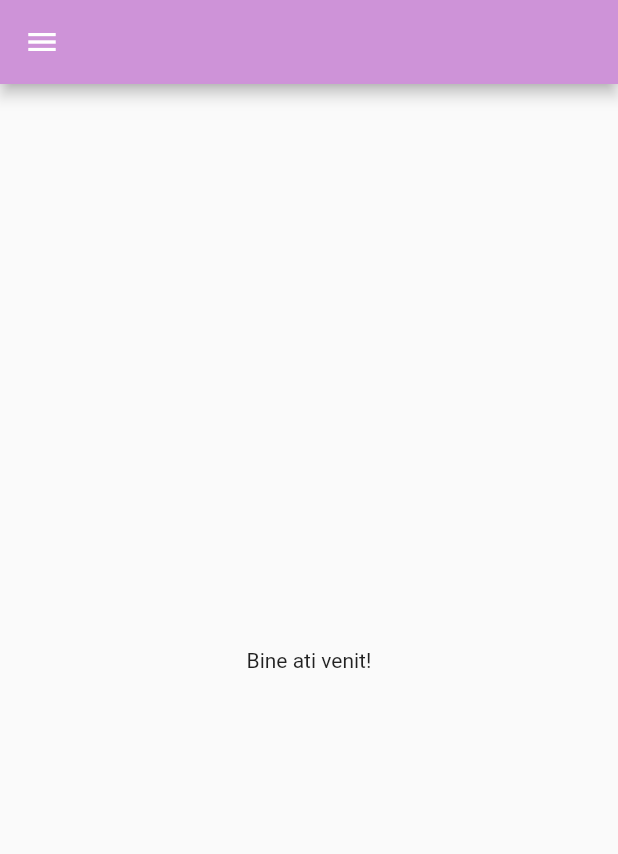
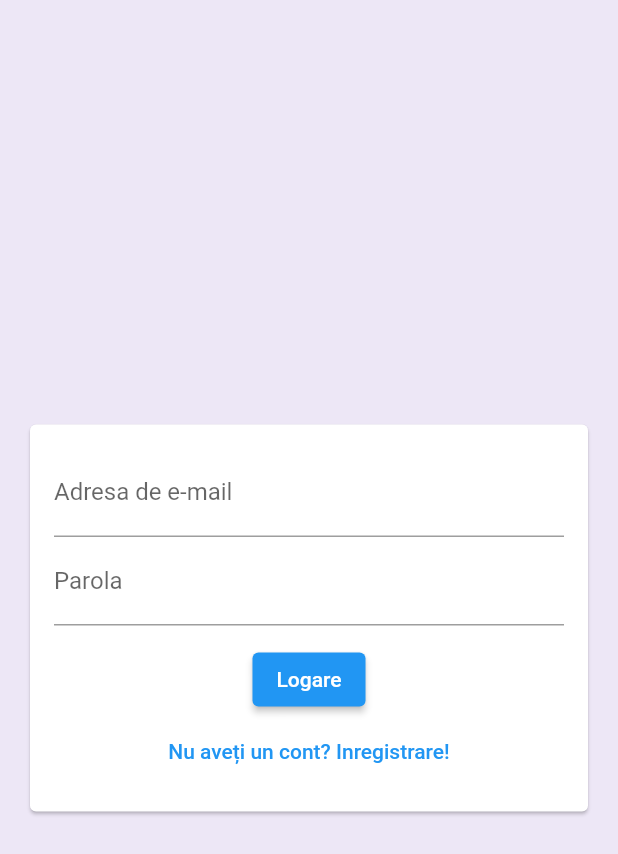
Before and after one commit to Alexsandrux/aplicatie_gestiune_rezervari, a Flutter app: the screen it shows after launch, on a phone screen of 412 x 824 dp. Shown: the top 854 px of the screen. Run offline on Flutter 3.47's test engine with Material 2 defaults, Android fonts, the phone set to English and light mode, and no system bars; our stand-ins replace cloud_firestore, firebase_auth, firebase_core; accounts and stored records are empty.

Commit message:
adaugare autentificare

```diff
--- a/lib/main.dart
+++ b/lib/main.dart
@@ -2,6 +2,7 @@ import 'package:flutter/material.dart';
 import 'package:flutter/services.dart';
 import 'package:provider/provider.dart';
 import 'package:firebase_core/firebase_core.dart';
+import 'package:firebase_auth/firebase_auth.dart';
 
 import 'screens/homepage_screen.dart';
 import 'screens/settings_screen.dart';
@@ -12,17 +13,17 @@ import 'screens/camera_screen.dart';
 import 'screens/my_reservations_screen.dart';
 // ignore: unused_import
 import 'screens/admin_panel_screen.dart';
-import 'screens/logare_screen.dart';
+import 'screens/auth_screen.dart';
 
 import './providers/rezervari_provider.dart';
 import './providers/camere_provider.dart';
 
-void main() {
+void main() async {
   WidgetsFlutterBinding.ensureInitialized();
   SystemChrome.setPreferredOrientations(
       [DeviceOrientation.portraitUp, DeviceOrientation.portraitDown]);
 
-  Firebase.initializeApp();
+  await Firebase.initializeApp();
   runApp(const MyApp());
 }
 
@@ -49,15 +50,23 @@ class MyApp extends StatelessWidget {
             highlightColor: Colors.purple[600]),
         title: "Aplicatie Rezervari Pensiune",
         // ignore: dead_code
-        home: const HomepageScreen(),
+        home: StreamBuilder<User?>(
+            stream: FirebaseAuth.instance.authStateChanges(),
+            builder: (context, AsyncSnapshot<User?> snapshot) {
+              if (snapshot.hasData) {
+                return const HomepageScreen();
+              }
+              return const AuthScreen(); // TODO: dupa inregistrare nu se schimba imaginea
+            }),
         routes: {
+          "/home": (ctx) => const HomepageScreen(),
           CamereScreen.routeName: (ctx) => const CamereScreen(),
           NewsScreen.routeName: (ctx) => const NewsScreen(),
           RoadsAndLocation.routeName: (ctx) => const RoadsAndLocation(),
           SettingsScreen.routeName: (ctx) => const SettingsScreen(),
           CameraScreen.routeName: (ctx) => const CameraScreen(),
           MyReservationsScreen.routeName: (ctx) => const MyReservationsScreen(),
-          LogareScreen.routeName: (ctx) => const LogareScreen(),
+          AuthScreen.routeName: (ctx) => const AuthScreen(),
         },
       ),
     );
--- /dev/null
+++ b/lib/screens/auth_screen.dart
@@ -0,0 +1,69 @@
+import 'package:flutter/material.dart';
+import 'package:firebase_auth/firebase_auth.dart';
+import 'package:flutter/services.dart';
+import 'package:cloud_firestore/cloud_firestore.dart';
+
+import '../widgets/inregistrare/auth_form.dart';
+
+class AuthScreen extends StatefulWidget {
+  const AuthScreen({Key? key}) : super(key: key);
+
+  static const String routeName = "/logare";
+
+  @override
+  _AuthScreenState createState() => _AuthScreenState();
+}
+
+class _AuthScreenState extends State<AuthScreen> {
+  var _auth;
+  bool _isloading = false;
+
+  void _submitAuthForm(String email, String password, bool isLogin) async {
+    _auth = FirebaseAuth.instance;
+
+    UserCredential authResult;
+    try {
+      setState(() {
+        _isloading = true;
+      });
+      if (isLogin) {
+        authResult = await _auth.signInWithEmailAndPassword(
+            email: email, password: password);
+      } else {
+        authResult = await _auth.createUserWithEmailAndPassword(
+            email: email, password: password);
+
+        await FirebaseFirestore.instance
+            .collection('utilizatori')
+            .doc(authResult.user?.uid)
+            .set({'telefon': "071111111"});
+      }
+      setState(() {
+        _isloading = false;
+      });
+    } on PlatformException catch (err) {
+      setState(() {
+        _isloading = false;
+      });
+      String? message =
+          'A aparut o eroare! Va rugăm verificați ce ați introdus!';
+
+      if (err.message != null) {
+        message = err.message;
+      }
+
+      ScaffoldMessenger.of(context)
+          .showSnackBar(SnackBar(content: Text(message!)));
+    } catch (err) {
+      print(err.toString());
+    }
+  }
+
+  @override
+  Widget build(BuildContext context) {
+    return Scaffold(
+      backgroundColor: Theme.of(context).backgroundColor,
+      body: AuthForm(_submitAuthForm, _isloading),
+    );
+  }
+}
--- /dev/null
+++ b/lib/widgets/inregistrare/auth_form.dart
@@ -0,0 +1,99 @@
+import 'package:flutter/material.dart';
+
+class AuthForm extends StatefulWidget {
+  final void Function(String email, String password, bool isLogin) submitFn;
+  final bool isLoading;
+
+  const AuthForm(this.submitFn, this.isLoading);
+
+  @override
+  State<AuthForm> createState() => _AuthFormState();
+}
+
+class _AuthFormState extends State<AuthForm> {
+  final _formKey = GlobalKey<FormState>();
+  bool _isLogin = true;
+  String _userEmail = '';
+  String _userPassword = '';
+
+  void _trySubmit() {
+    final isValid = _formKey.currentState?.validate();
+    FocusScope.of(context).unfocus();
+    if (isValid!) {
+      _formKey.currentState?.save();
+    }
+
+    widget.submitFn(_userEmail, _userPassword, _isLogin);
+  }
+
+  @override
+  Widget build(BuildContext context) {
+    return Center(
+      child: Card(
+        margin: const EdgeInsets.all(20),
+        child: SingleChildScrollView(
+          child: Padding(
+            padding: const EdgeInsets.all(16),
+            child: Form(
+              key: _formKey,
+              child: Column(
+                mainAxisSize: MainAxisSize.min,
+                children: [
+                  //TODO: de adaugat mai multe campuri la inregistrare
+                  TextFormField(
+                    key: const ValueKey('email'),
+                    onSaved: (value) {
+                      _userEmail = value!;
+                    },
+                    keyboardType: TextInputType.emailAddress,
+                    decoration:
+                        const InputDecoration(labelText: 'Adresa de e-mail'),
+                    validator: (value) {
+                      if (value!.isEmpty || !value.contains('@')) {
+                        return 'Vă rugăm introduceți o adresă de email!';
+                      }
+                      return null;
+                    },
+                  ),
+                  TextFormField(
+                    key: const ValueKey('password'),
+                    onSaved: (value) {
+                      _userPassword = value!;
+                    },
+                    decoration: const InputDecoration(labelText: 'Parola'),
+                    obscureText: true,
+                    validator: (value) {
+                      if (value!.isEmpty || value.length <= 7) {
+                        return 'Parola trebuie să aibă o lungime de cel puțin 7 litere';
+                      }
+                      return null;
+                    },
+                  ),
+                  const SizedBox(
+                    height: 12,
+                  ),
+                  if (widget.isLoading)
+                    const Center(child: CircularProgressIndicator()),
+                  ElevatedButton(
+                    onPressed: _trySubmit,
+                    child: Text(_isLogin ? "Logare" : "Înregistrare"),
+                  ),
+                  TextButton(
+                    onPressed: () {
+                      setState(() {
+                        _isLogin = !_isLogin;
+                      });
+                    },
+                    child: Text(_isLogin
+                        ? "Nu aveți un cont? Inregistrare!"
+                        : "Logare!"),
+                  ),
+                ],
+              ),
+            ),
+          ),
+        ),
+      ),
+    );
+  }
+}
--- a/pubspec.yaml
+++ b/pubspec.yaml
@@ -38,6 +38,7 @@ dependencies:
   cupertino_icons: ^1.0.2
   cloud_firestore: ^3.1.15
   firebase_core: ^1.17.0
+  firebase_auth: ^3.3.18
 
 dev_dependencies:
   flutter_test:
```
Also changed, not shown: lib/screens/logare_screen.dart (deleted, +0 -34 lines), lib/screens/settings_screen.dart (+22 -2 lines), lib/screens/inregistrare_screen.dart (deleted), pubspec.lock.
